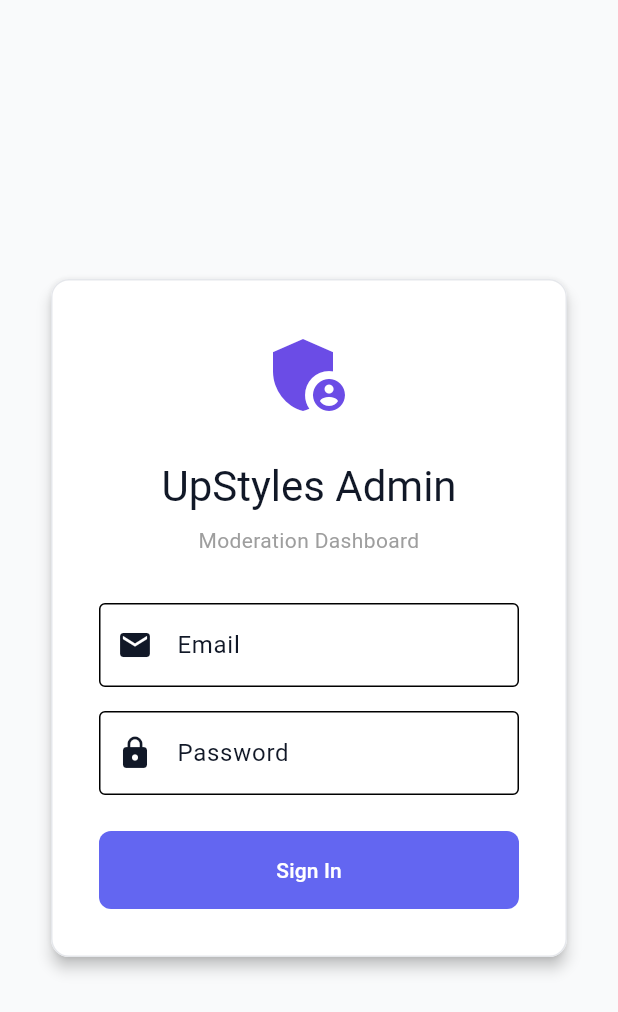
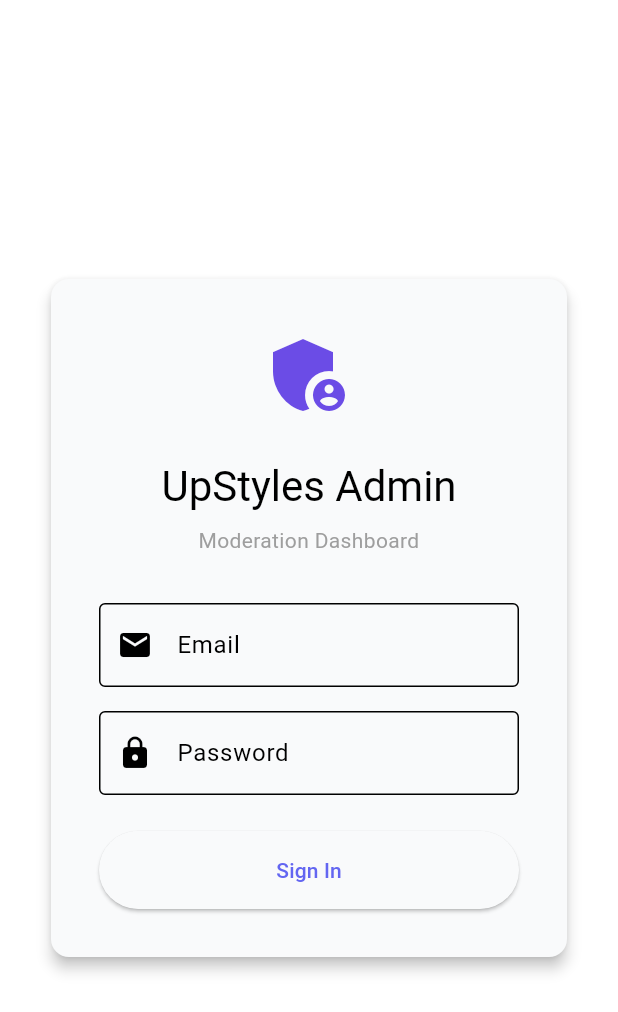
Before and after one commit to upstyles/upstyles-admin, a Flutter app: the screen it shows after launch, on a phone screen of 412 x 824 dp. Shown: the top 1012 px of the screen. Run offline on Flutter 3.47's test engine with Material 3 defaults, Android fonts, the phone set to English and light mode, and no system bars; our stand-ins replace firebase_auth, firebase_core, go_router; accounts and stored records are empty.

Commit message:
feat: Complete admin dashboard overhaul
MAJOR FEATURES:
✅ Theme Switcher - Light/Dark/System modes with settings icon in app bar
✅ Responsive Design - Adapts to mobile, tablet, and desktop
✅ Batch Mode Toggle - Clean UI like submissions tab
✅ Post Detail View - Click posts to see full details with images
✅ Image Gallery - Shows post photos in grid and detail view
✅ Comprehensive Post Data - All post info including hashtags, images, etc.

Posts Tab:
- Grid layout (1-3 columns based on screen size)
- Batch mode button (shows checkboxes when enabled)
- Click any post to see full details in dialog
- Image thumbnails in cards
- Responsive batch action buttons
- Smart username display

Theme System:
- Palette icon in top right nav bar
- Quick theme switcher dialog
- Persistent theme selection
- Dark mode optimized colors

```diff
--- a/lib/main.dart
+++ b/lib/main.dart
@@ -6,6 +6,7 @@ import 'package:provider/provider.dart';
 import 'src/screens/auth/login_screen.dart';
 import 'src/screens/dashboard/dashboard_screen.dart';
 import 'src/theme/app_theme.dart';
+import 'src/providers/theme_provider.dart';
 
 void main() async {
   WidgetsFlutterBinding.ensureInitialized();
@@ -30,15 +31,19 @@ class UpStylesAdminApp extends StatelessWidget {
 
   @override
   Widget build(BuildContext context) {
-    return MultiProvider(
-      providers: [
-        // Add providers here
-      ],
-      child: MaterialApp.router(
-        title: 'UpStyles Admin',
-        debugShowCheckedModeBanner: false,
-        theme: AppTheme.lightTheme,
-        routerConfig: _router,
+    return ChangeNotifierProvider(
+      create: (_) => ThemeProvider(),
+      child: Consumer<ThemeProvider>(
+        builder: (context, themeProvider, _) {
+          return MaterialApp.router(
+            title: 'UpStyles Admin',
+            debugShowCheckedModeBanner: false,
+            theme: AppTheme.lightTheme,
+            darkTheme: AppTheme.darkTheme,
+            themeMode: themeProvider.themeMode,
+            routerConfig: _router,
+          );
+        },
       ),
     );
   }
--- /dev/null
+++ b/lib/src/providers/theme_provider.dart
@@ -0,0 +1,17 @@
+import 'package:flutter/material.dart';
+
+class ThemeProvider extends ChangeNotifier {
+  ThemeMode _themeMode = ThemeMode.system;
+
+  ThemeMode get themeMode => _themeMode;
+
+  void setThemeMode(ThemeMode mode) {
+    _themeMode = mode;
+    notifyListeners();
+  }
+
+  void toggleTheme() {
+    _themeMode = _themeMode == ThemeMode.light ? ThemeMode.dark : ThemeMode.light;
+    notifyListeners();
+  }
+}
--- a/lib/src/theme/app_theme.dart
+++ b/lib/src/theme/app_theme.dart
@@ -1,72 +1,62 @@
 import 'package:flutter/material.dart';
 
 class AppTheme {
-  // Color Palette
-  static const Color primaryColor = Color(0xFF6366F1); // Indigo
-  static const Color primaryDark = Color(0xFF4F46E5);
-  static const Color primaryLight = Color(0xFF818CF8);
+  // Brand Colors
+  static const primaryColor = Color(0xFF6366F1);
+  static const primaryLight = Color(0xFF818CF8);
+  static const primaryDark = Color(0xFF4F46E5);
+  static const accentColor = Color(0xFFA855F7);
+  static const secondaryAccent = Color(0xFFEC4899);
 
-  static const Color secondaryColor = Color(0xFF8B5CF6); // Purple
-  static const Color accentColor = Color(0xFFEC4899); // Pink
+  // Status Colors
+  static const successColor = Color(0xFF10B981);
+  static const errorColor = Color(0xFFEF4444);
+  static const warningColor = Color(0xFFF59E0B);
+  static const infoColor = Color(0xFF3B82F6);
 
-  static const Color successColor = Color(0xFF10B981);
-  static const Color warningColor = Color(0xFFF59E0B);
-  static const Color errorColor = Color(0xFFEF4444);
-  static const Color infoColor = Color(0xFF3B82F6);
+  // Light Theme Colors
+  static const surfaceColor = Color(0xFFF9FAFB);
+  static const backgroundColor = Color(0xFFFFFFFF);
+  static const cardColor = Color(0xFFFFFFFF);
+  static const textPrimary = Color(0xFF111827);
+  static const textSecondary = Color(0xFF6B7280);
+  static const textTertiary = Color(0xFF9CA3AF);
+  static const dividerColor = Color(0xFFE5E7EB);
 
-  static const Color backgroundColor = Color(0xFFF9FAFB);
-  static const Color surfaceColor = Colors.white;
-  static const Color cardColor = Colors.white;
+  // Dark Theme Colors
+  static const darkSurfaceColor = Color(0xFF1F2937);
+  static const darkBackgroundColor = Color(0xFF111827);
+  static const darkCardColor = Color(0xFF374151);
+  static const darkTextPrimary = Color(0xFFF9FAFB);
+  static const darkTextSecondary = Color(0xFFD1D5DB);
+  static const darkTextTertiary = Color(0xFF9CA3AF);
+  static const darkDividerColor = Color(0xFF4B5563);
 
-  static const Color textPrimary = Color(0xFF111827);
-  static const Color textSecondary = Color(0xFF6B7280);
-  static const Color textTertiary = Color(0xFF9CA3AF);
-
-  static const Color borderColor = Color(0xFFE5E7EB);
-  static const Color dividerColor = Color(0xFFE5E7EB);
-
-  static ThemeData get lightTheme {
-    return ThemeData(
+  static ThemeData lightTheme = ThemeData(
     useMaterial3: true,
-      colorScheme: ColorScheme.light(
+    brightness: Brightness.light,
+    colorScheme: const ColorScheme.light(
       primary: primaryColor,
-        secondary: secondaryColor,
+      secondary: accentColor,
       surface: surfaceColor,
       error: errorColor,
-        onPrimary: Colors.white,
-        onSecondary: Colors.white,
-        onSurface: textPrimary,
-        onError: Colors.white,
     ),
     scaffoldBackgroundColor: backgroundColor,
-      appBarTheme: const AppBarTheme(
-        backgroundColor: surfaceColor,
-        foregroundColor: textPrimary,
-        elevation: 0,
-        centerTitle: false,
-        titleTextStyle: TextStyle(
-          color: textPrimary,
-          fontSize: 20,
-          fontWeight: FontWeight.w600,
+    cardColor: cardColor,
+    dividerColor: dividerColor,
+  );
+
+  static ThemeData darkTheme = ThemeData(
+    useMaterial3: true,
+    brightness: Brightness.dark,
+    colorScheme: const ColorScheme.dark(
+      primary: primaryLight,
+      secondary: accentColor,
+      surface: darkSurfaceColor,
+      error: errorColor,
     ),
-      ),
-      cardTheme: CardThemeData(
-        color: cardColor,
-        elevation: 0,
-        shape: RoundedRectangleBorder(
-          borderRadius: BorderRadius.circular(12),
-          side: const BorderSide(color: borderColor, width: 1),
-        ),
-      ),
-      elevatedButtonTheme: ElevatedButtonThemeData(
-        style: ElevatedButton.styleFrom(
-          backgroundColor: primaryColor,
-          foregroundColor: Colors.white,
-          elevation: 0,
-          padding: const EdgeInsets.symmetric(horizontal: 24, vertical: 12),
-          shape: RoundedRectangleBorder(borderRadius: BorderRadius.circular(8)),
-        ),
-      ),
+    scaffoldBackgroundColor: darkBackgroundColor,
+    cardColor: darkCardColor,
+    dividerColor: darkDividerColor,
   );
 }
-}
```
Also changed, not shown: lib/src/screens/dashboard/dashboard_screen.dart (+46 -0 lines), lib/src/screens/posts/posts_moderation_tab.dart (+241 -240 lines), 1 other file. Lines whose indentation alone changed are shown as unchanged.
